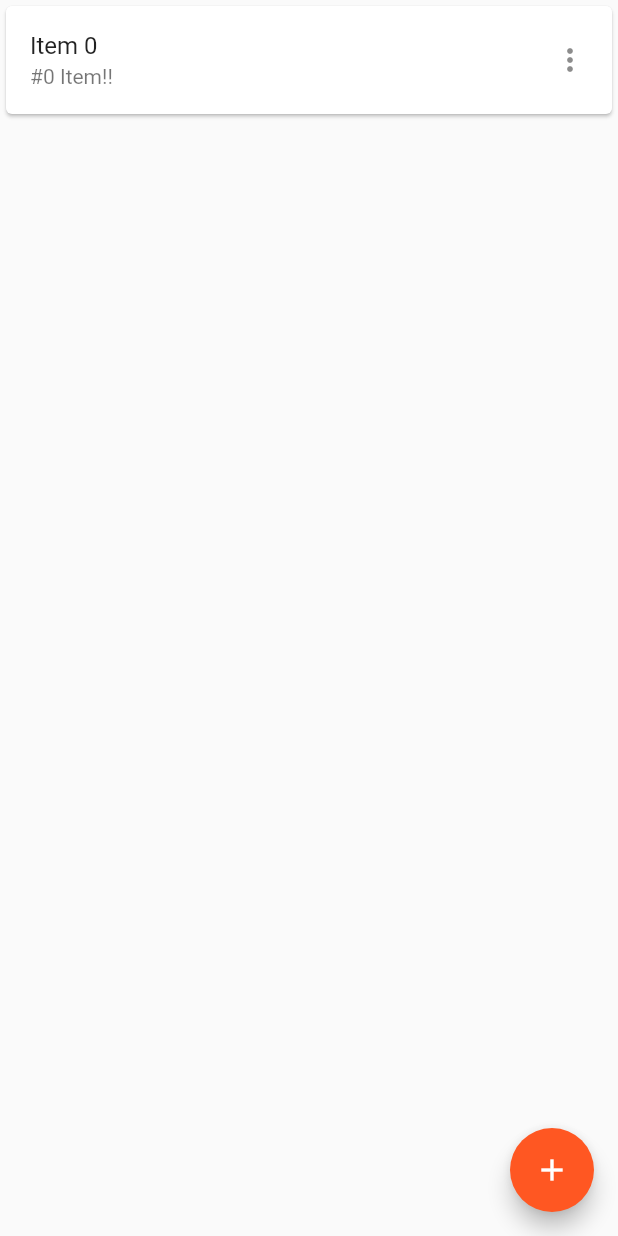
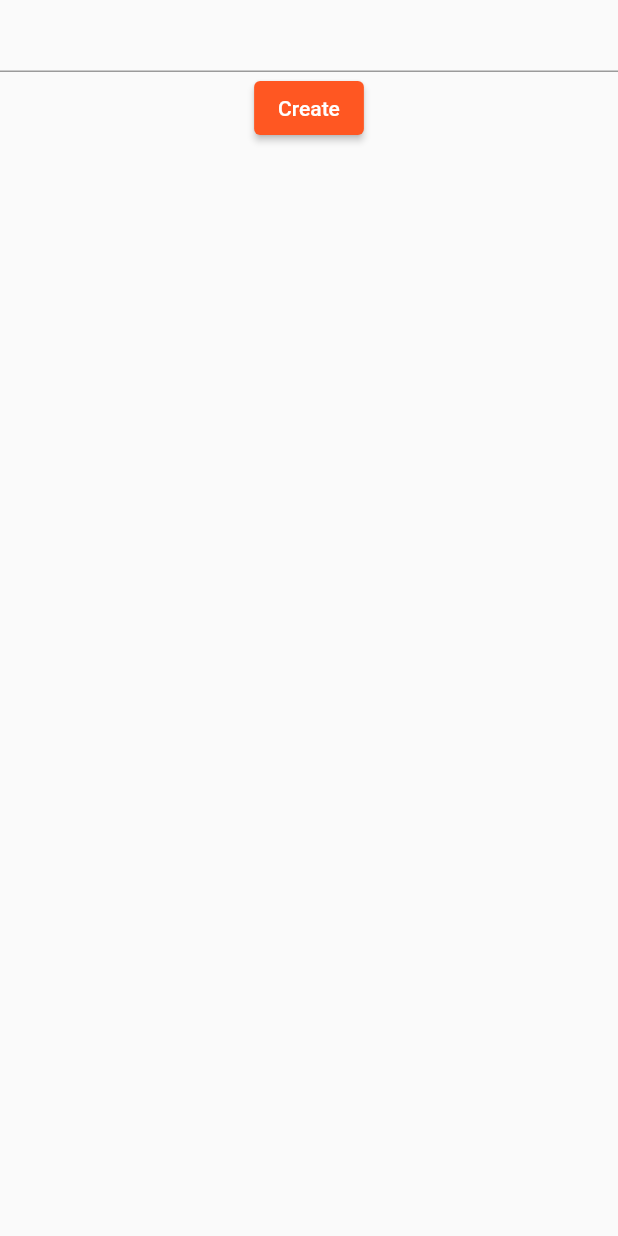
Before and after one commit to florbedo/dongbaek, a Flutter app: the screen it shows after launch, after a tap on the "add" icon, on a phone screen of 412 x 824 dp. Run offline on Flutter 3.47's test engine with Material 2 defaults, Android fonts, the phone set to English and light mode, and no system bars.

Commit message:
Add new page for adding schedule item

```diff
--- /dev/null
+++ b/lib/add_schedule_page.dart
@@ -0,0 +1,39 @@
+import 'package:flutter/material.dart';
+
+import 'models/schedule.dart';
+
+class AddSchedulePage extends StatefulWidget {
+  const AddSchedulePage({Key? key}) : super(key: key);
+
+  @override
+  State<StatefulWidget> createState() => _AddSchedulePageState();
+}
+
+class _AddSchedulePageState extends State<AddSchedulePage> {
+  final GlobalKey<FormState> _addScheduleFormKey = GlobalKey<FormState>();
+
+  String _title = "";
+
+  @override
+  Widget build(BuildContext context) {
+    return Scaffold(
+      body: Form(
+        key: _addScheduleFormKey,
+        child: Column(
+          children: <Widget>[
+            TextFormField(
+              onSaved: (newValue) => _title = newValue ?? "",
+            ),
+            ElevatedButton(
+              onPressed: () {
+                _addScheduleFormKey.currentState!.save();
+                Navigator.pop(context, Schedule(_title));
+              },
+              child: const Text("Create"),
+            )
+          ],
+        ),
+      ),
+    );
+  }
+}
--- a/lib/main.dart
+++ b/lib/main.dart
@@ -1,3 +1,5 @@
+import 'package:dongbaek/add_schedule_page.dart';
+import 'package:dongbaek/models/schedule.dart';
 import 'package:flutter/material.dart';
 
 void main() {
@@ -13,7 +15,11 @@ class MyApp extends StatelessWidget {
       theme: ThemeData(
         primarySwatch: Colors.deepOrange,
       ),
-      home: const MyHomePage(),
+      initialRoute: '/',
+      routes: {
+        '/': (context) => const MyHomePage(),
+        '/addSchedule': (context) => const AddSchedulePage(),
+      },
     );
   }
 }
@@ -26,11 +32,11 @@ class MyHomePage extends StatefulWidget {
 }
 
 class _MyHomePageState extends State<MyHomePage> {
-  int _counter = 0;
+  final List<Schedule> _schedules = [];
 
-  void _incrementCounter() {
+  void _addSchedule(Schedule schedule) {
     setState(() {
-      _counter++;
+      _schedules.add(schedule);
     });
   }
 
@@ -38,14 +44,18 @@ class _MyHomePageState extends State<MyHomePage> {
   Widget build(BuildContext context) {
     return Scaffold(
       body: ListView.builder(
-          itemCount: _counter,
+          itemCount: _schedules.length,
           itemBuilder: (BuildContext context, int index) => Card(
               child: ListTile(
-                  title: Text("Item $index"),
-                  subtitle: Text('#$index Item!!'),
+                  title: Text(_schedules[index].title),
+                  subtitle: Text('Content of ${_schedules[index].title}'),
                   trailing: const Icon(Icons.more_vert)))),
       floatingActionButton: FloatingActionButton(
-        onPressed: _incrementCounter,
+        // onPressed: _incrementCounter,
+        onPressed: () async {
+          final schedule = await Navigator.pushNamed(context, "/addSchedule") as Schedule;
+          _addSchedule(schedule);
+        },
         tooltip: 'Add',
         child: const Icon(Icons.add),
       ),
--- /dev/null
+++ b/lib/models/schedule.dart
@@ -0,0 +1,5 @@
+class Schedule {
+  final String title;
+
+  Schedule(this.title);
+}
```
